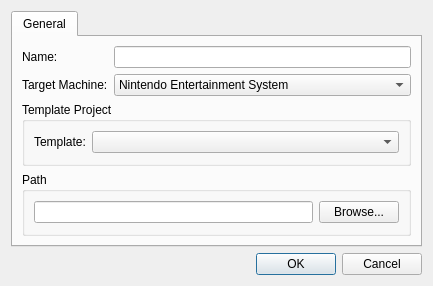
christopherpow/nesicide, file apps/ide/designers/newprojectdialog.ui: the form before one commit.
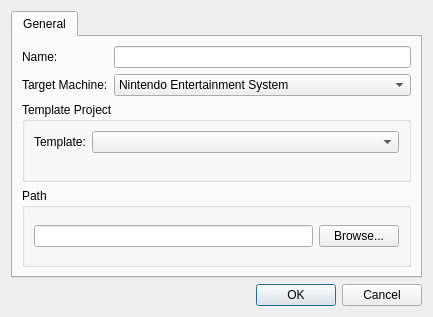
The form after the commit. Icons and pictures are not drawn.

```diff
--- a/apps/ide/designers/newprojectdialog.ui
+++ b/apps/ide/designers/newprojectdialog.ui
@@ -7,7 +7,7 @@
     <x>0</x>
     <y>0</y>
     <width>433</width>
-    <height>260</height>
+    <height>317</height>
    </rect>
   </property>
   <property name="windowTitle">
```
Left out of the diff: 5 changed lines with no effect on the pictures.
